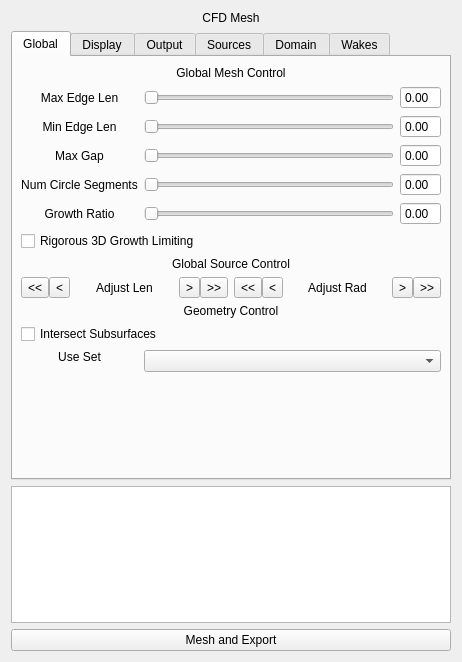
Qt form src/qt_screens/CfdMeshScreen.ui (ramcdona/OpenVSP) before a commit.
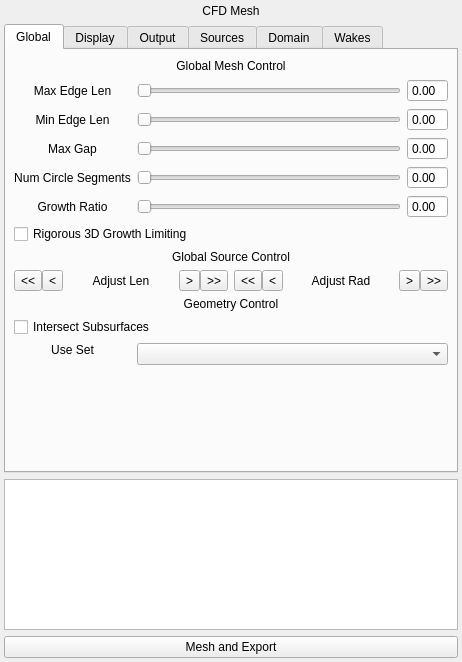
The same form after that commit. Custom widgets are drawn as their Qt base class.

Commit message: Remove excessive margin.

Diff of the .ui file:
```diff
--- a/src/qt_screens/CfdMeshScreen.ui
+++ b/src/qt_screens/CfdMeshScreen.ui
@@ -14,6 +14,18 @@
    <string>CFD Mesh</string>
   </property>
   <layout class="QGridLayout" name="gridLayout_20">
+   <property name="leftMargin">
+    <number>4</number>
+   </property>
+   <property name="topMargin">
+    <number>4</number>
+   </property>
+   <property name="rightMargin">
+    <number>4</number>
+   </property>
+   <property name="bottomMargin">
+    <number>4</number>
+   </property>
    <item row="0" column="0">
     <widget class="QLabel" name="screenHeader">
      <property name="text">
```
